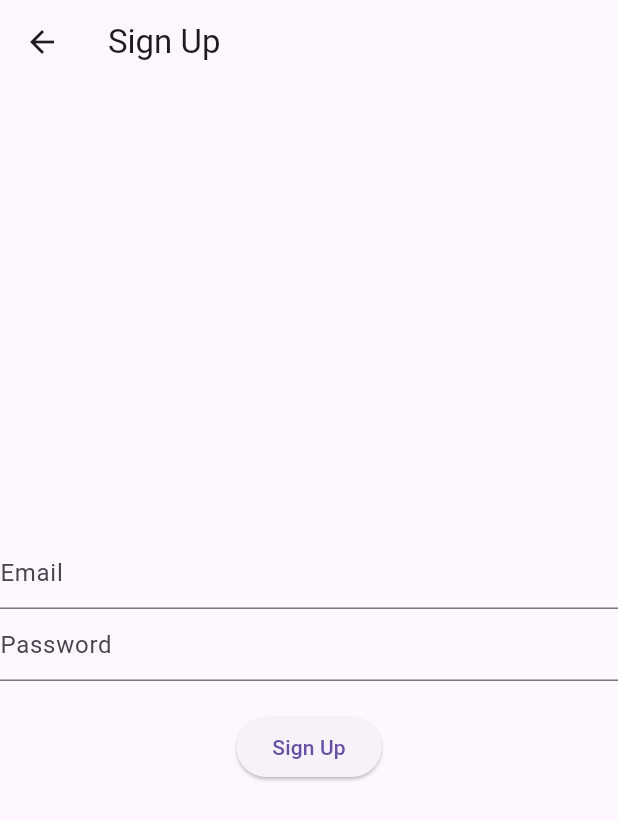
After one commit to ngiish/DartWithFlutterFinalProject, a Flutter app: the SignupPage screen opened by its route, after a tap on "Sign Up", on a phone screen of 412 x 824 dp. The commit adds this screen. Shown: the top 820 px of the screen. Run offline on Flutter 3.47's test engine with Material 3 defaults, Android fonts, the phone set to English and light mode, and no system bars; our stand-ins replace table_calendar.

Commit message:
Creation of a login and sign up page

```diff
--- /dev/null
+++ b/lib/login_service.dart
@@ -0,0 +1,58 @@
+// login_service.dart
+
+import 'package:flutter/foundation.dart';
+
+class LoginService with ChangeNotifier {
+  bool _isLoading = false; // Initial loading state
+  bool _isAuthenticated = false; // Initial authentication state
+
+  bool get isLoading => _isLoading;
+  bool get isAuthenticated => _isAuthenticated;
+
+  // Simulate login process for demonstration
+  Future<bool> login(String email, String password) async {
+    // Simulate loading
+    _isLoading = true;
+    notifyListeners();
+
+    // Simulate authentication process
+    await Future.delayed(Duration(seconds: 2)); // Replace with actual auth logic
+
+    // Check credentials (replace with actual authentication logic)
+    if (email == 'test@example.com' && password == 'password') {
+      _isAuthenticated = true;
+    } else {
+      _isAuthenticated = false;
+    }
+
+    _isLoading = false; // Done loading
+    notifyListeners();
+
+    return _isAuthenticated;
+  }
+
+  // Simulate signup process for demonstration
+  Future<bool> signup(String email, String password) async {
+    // Simulate loading
+    _isLoading = true;
+    notifyListeners();
+
+    // Simulate registration process
+    await Future.delayed(Duration(seconds: 2)); // Replace with actual registration logic
+
+    // For demo purposes, assume registration is successful if email and password are not empty
+    bool registrationSuccessful = email.isNotEmpty && password.isNotEmpty;
+
+    if (registrationSuccessful) {
+      // Optionally, you could automatically login the user after successful registration
+      _isAuthenticated = true;
+    } else {
+      _isAuthenticated = false;
+    }
+
+    _isLoading = false; // Done loading
+    notifyListeners();
+
+    return registrationSuccessful;
+  }
+}
--- /dev/null
+++ b/lib/signup_page.dart
@@ -0,0 +1,69 @@
+// signup_page.dart
+
+import 'package:flutter/material.dart';
+import 'package:provider/provider.dart';
+import 'login_service.dart'; // Import your LoginService
+
+class SignupPage extends StatelessWidget {
+  final TextEditingController _emailController = TextEditingController();
+  final TextEditingController _passwordController = TextEditingController();
+
+  @override
+  Widget build(BuildContext context) {
+    return Scaffold(
+      appBar: AppBar(
+        title: Text('Sign Up'),
+      ),
+      body: Center(
+        child: Column(
+          mainAxisAlignment: MainAxisAlignment.center,
+          children: <Widget>[
+            TextField(
+              controller: _emailController,
+              decoration: InputDecoration(hintText: 'Email'),
+            ),
+            TextField(
+              controller: _passwordController,
+              decoration: InputDecoration(hintText: 'Password'),
+              obscureText: true,
+            ),
+            SizedBox(height: 20),
+            ElevatedButton(
+              onPressed: () async {
+                // Use the LoginService provided by Provider
+                LoginService loginService = Provider.of<LoginService>(context, listen: false);
+                bool isRegistered = await loginService.signup(
+                  _emailController.text,
+                  _passwordController.text,
+                );
+
+                if (isRegistered) {
+                  // Navigate to login page or other destination after successful registration
+                  Navigator.pushReplacementNamed(context, '/login');
+                } else {
+                  // Handle registration failure (show error message)
+                  showDialog(
+                    context: context,
+                    builder: (context) => AlertDialog(
+                      title: Text('Registration Failed'),
+                      content: Text('Failed to register user.'),
+                      actions: <Widget>[
+                        TextButton(
+                          onPressed: () {
+                            Navigator.pop(context);
+                          },
+                          child: Text('OK'),
+                        ),
+                      ],
+                    ),
+                  );
+                }
+              },
+              child: Text('Sign Up'),
+            ),
+          ],
+        ),
+      ),
+    );
+  }
+}
```
Also changed, not shown: lib/homepage.dart (deleted, +0 -57 lines), lib/login_page.dart (added, +74 -0 lines), lib/main.dart (+293 -177 lines).
